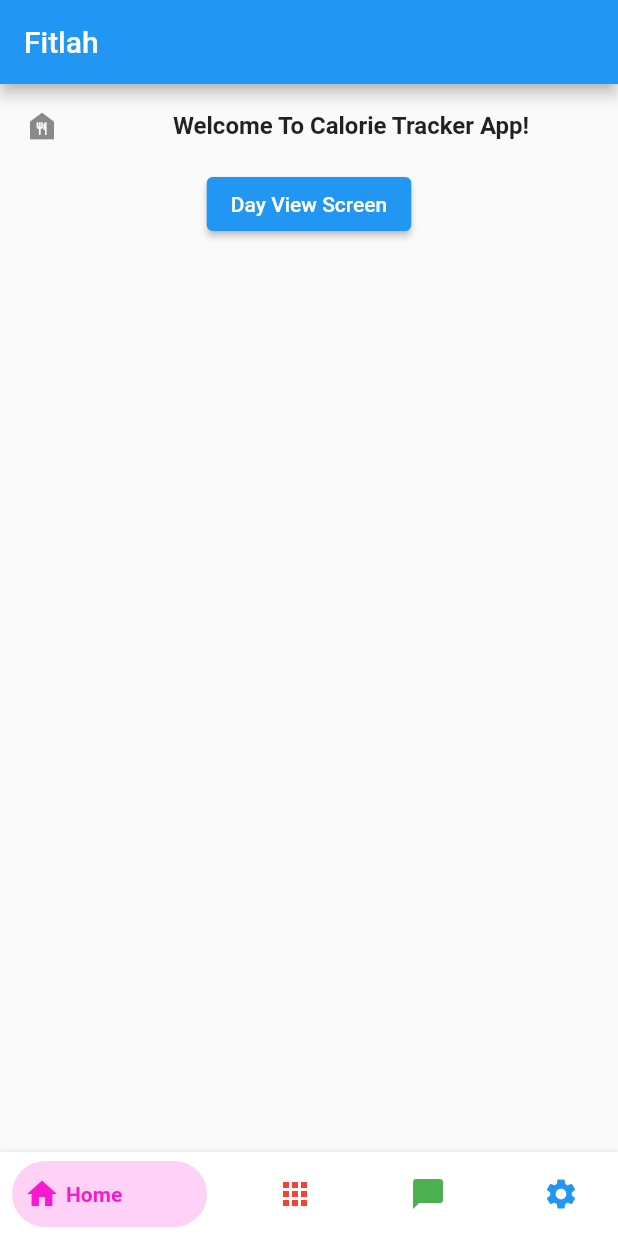
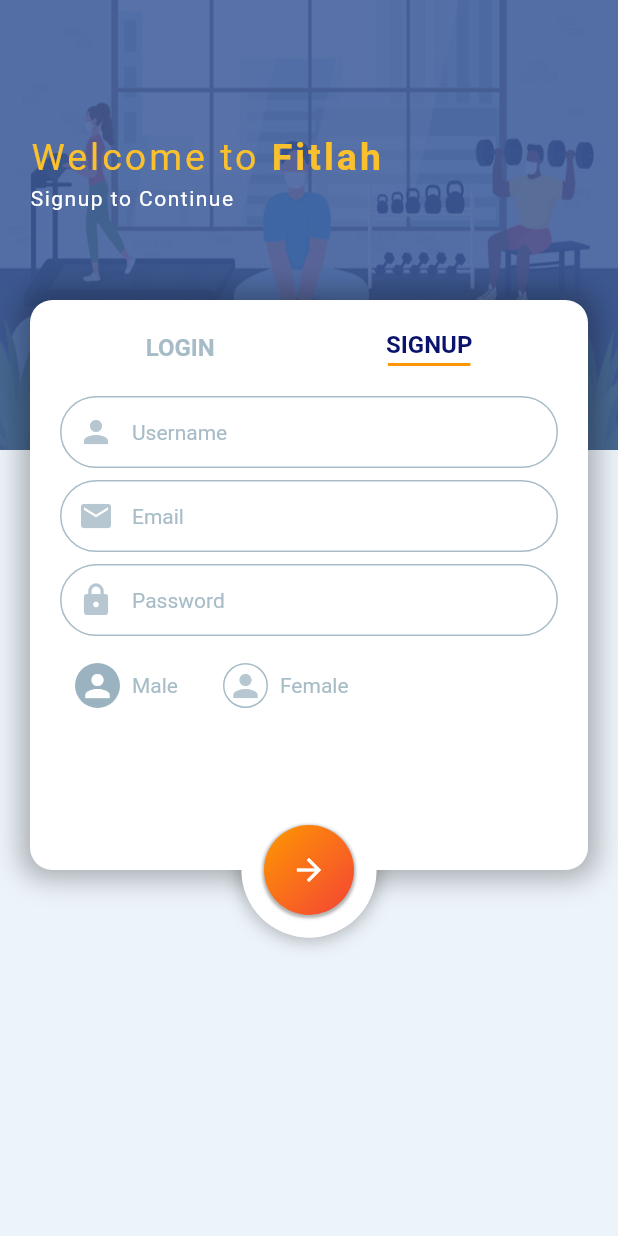
Before and after one commit to shantatei/fitlah, a Flutter app: the screen it shows after launch, on a phone screen of 412 x 824 dp. Run offline on Flutter 3.47's test engine with Material 2 defaults, Android fonts, the light colour scheme and no system bars; drawn by our look-alikes of bottom_navy_bar; our stand-ins replace cloud_firestore, firebase_auth, firebase_core, firebase_database, fl_chart; accounts and stored records are empty.

Commit message:
login/signup screen done

```diff
--- a/lib/main.dart
+++ b/lib/main.dart
@@ -1,6 +1,7 @@
 import 'package:bottom_navy_bar/bottom_navy_bar.dart';
 import 'package:firebase_core/firebase_core.dart';
 import 'package:fitlah/screens/home.dart';
+import 'package:fitlah/screens/login_signup.dart';
 import 'package:fitlah/screens/profile.dart';
 import 'package:flutter/material.dart';
 
@@ -46,58 +47,59 @@
   @override
   Widget build(BuildContext context) {
     return Scaffold(
-      appBar: AppBar(title: Text("Fitlah")),
-      body: SizedBox.expand(
-        child: PageView(
-          controller: _pageController,
-          onPageChanged: (index) {
-            setState(() => _currentIndex = index);
-          },
-          children: <Widget>[
-            Container(
-              child: Home(),
-            ),
-            Container(
-              color: Colors.red,
-            ),
-            Container(
-              color: Colors.green,
-            ),
-            Container(
-              child: Profile(),
-            ),
-          ],
-        ),
-      ),
-      bottomNavigationBar: BottomNavyBar(
-        selectedIndex: _currentIndex,
-        onItemSelected: (index) {
-          setState(() => _currentIndex = index);
-          _pageController.jumpToPage(index);
-        },
-        items: <BottomNavyBarItem>[
-          BottomNavyBarItem(
-            title: Text('Home'),
-            icon: Icon(Icons.home),
-            activeColor: Color.fromARGB(255, 250, 25, 209),
-          ),
-          BottomNavyBarItem(
-            title: Text('Item Two'),
-            icon: Icon(Icons.apps),
-            activeColor: Colors.red,
-          ),
-          BottomNavyBarItem(
-            title: Text('Item Three'),
-            icon: Icon(Icons.chat_bubble),
-            activeColor: Colors.green,
-          ),
-          BottomNavyBarItem(
-            title: Text('Profile'),
-            icon: Icon(Icons.settings),
-            activeColor: Colors.blue,
-          ),
-        ],
-      ),
+      // appBar: AppBar(title: Text("Fitlah")),
+      body: LoginSignupScreen(),
+      // body: SizedBox.expand(
+      //   child: PageView(
+      //     controller: _pageController,
+      //     onPageChanged: (index) {
+      //       setState(() => _currentIndex = index);
+      //     },
+      //     children: <Widget>[
+      //       Container(
+      //         child: Home(),
+      //       ),
+      //       Container(
+      //         child: LoginSignupScreen(),
+      //       ),
+      //       Container(
+      //         color: Colors.green,
+      //       ),
+      //       Container(
+      //         child: Profile(),
+      //       ),
+      //     ],
+      //   ),
+      // ),
+      // bottomNavigationBar: BottomNavyBar(
+      //   selectedIndex: _currentIndex,
+      //   onItemSelected: (index) {
+      //     setState(() => _currentIndex = index);
+      //     _pageController.jumpToPage(index);
+      //   },
+      //   items: <BottomNavyBarItem>[
+      //     BottomNavyBarItem(
+      //       title: Text('Home'),
+      //       icon: Icon(Icons.home),
+      //       activeColor: Color.fromARGB(255, 250, 25, 209),
+      //     ),
+      //     BottomNavyBarItem(
+      //       title: Text('Item Two'),
+      //       icon: Icon(Icons.apps),
+      //       activeColor: Colors.red,
+      //     ),
+      //     BottomNavyBarItem(
+      //       title: Text('Item Three'),
+      //       icon: Icon(Icons.chat_bubble),
+      //       activeColor: Colors.green,
+      //     ),
+      //     BottomNavyBarItem(
+      //       title: Text('Profile'),
+      //       icon: Icon(Icons.settings),
+      //       activeColor: Colors.blue,
+      //     ),
+      //   ],
+      // ),
     );
   }
 }
--- /dev/null
+++ b/lib/screens/login_signup.dart
@@ -0,0 +1,391 @@
+import 'package:fitlah/utils/theme_colors.dart';
+import 'package:flutter/material.dart';
+
+class LoginSignupScreen extends StatefulWidget {
+  @override
+  State<LoginSignupScreen> createState() => _LoginSignupScreenState();
+}
+
+class _LoginSignupScreenState extends State<LoginSignupScreen> {
+  var form = GlobalKey<FormState>();
+  bool isMale = true;
+  bool isSignupScreen = true;
+  bool isRememberMe = false;
+
+  checkFormValid() {
+    bool isValid = form.currentState!.validate();
+    if (isValid) {
+      form.currentState!.save();
+      return true;
+    }
+    return false;
+  }
+
+  @override
+  Widget build(BuildContext context) {
+    return Scaffold(
+      backgroundColor: Color(backgroundColor),
+      body: Stack(
+        children: [
+          Positioned(
+            top: 0,
+            right: 0,
+            left: 0,
+            child: Container(
+              height: 300,
+              decoration: BoxDecoration(
+                  image: DecorationImage(
+                      image: AssetImage("images/background.jpg"),
+                      fit: BoxFit.fill)),
+              child: Container(
+                padding: EdgeInsets.only(top: 90, left: 20),
+                color: Color(0xFF3b5999).withOpacity(.85),
+                child: Column(
+                  crossAxisAlignment: CrossAxisAlignment.start,
+                  children: [
+                    RichText(
+                      text: TextSpan(
+                          text: "Welcome to ",
+                          style: TextStyle(
+                            fontSize: 25,
+                            letterSpacing: 2,
+                            color: Colors.yellow[700],
+                          ),
+                          children: [
+                            TextSpan(
+                              text: "Fitlah",
+                              style: TextStyle(
+                                fontSize: 25,
+                                fontWeight: FontWeight.bold,
+                                color: Colors.yellow[700],
+                              ),
+                            )
+                          ]),
+                    ),
+                    SizedBox(
+                      height: 5,
+                    ),
+                    Text(
+                      isSignupScreen
+                          ? "Signup to Continue"
+                          : "Signin to Continue",
+                      style: TextStyle(
+                        letterSpacing: 1,
+                        color: Colors.white,
+                      ),
+                    )
+                  ],
+                ),
+              ),
+            ),
+          ),
+          //Trick to add the shadow for the submit button
+          buildBottomHalfContainer(true),
+          //Main Container for Login and Signup
+          AnimatedPositioned(
+              duration: Duration(milliseconds: 700),
+              curve: Curves.bounceInOut,
+              top: isSignupScreen ? 200 : 230,
+              child: AnimatedContainer(
+                duration: Duration(milliseconds: 700),
+                curve: Curves.bounceInOut,
+                height: isSignupScreen ? 380 : 290,
+                padding: EdgeInsets.all(20),
+                width: MediaQuery.of(context).size.width - 40,
+                margin: EdgeInsets.symmetric(horizontal: 20),
+                decoration: BoxDecoration(
+                    color: Colors.white,
+                    borderRadius: BorderRadius.circular(15),
+                    boxShadow: [
+                      BoxShadow(
+                          color: Colors.black.withOpacity(0.3),
+                          blurRadius: 15,
+                          spreadRadius: 5),
+                    ]),
+                child: SingleChildScrollView(
+                  child: Column(
+                    children: [
+                      Row(
+                        mainAxisAlignment: MainAxisAlignment.spaceAround,
+                        children: [
+                          GestureDetector(
+                            onTap: () {
+                              setState(() {
+                                isSignupScreen = false;
+                              });
+                            },
+                            child: Column(
+                              children: [
+                                Text(
+                                  "LOGIN",
+                                  style: TextStyle(
+                                      fontSize: 16,
+                                      fontWeight: FontWeight.bold,
+                                      color: isSignupScreen
+                                          ? Color(textColor1)
+                                          : Color(activeColor)),
+                                ),
+                                if (!isSignupScreen)
+                                  Container(
+                                    margin: EdgeInsets.only(top: 3),
+                                    height: 2,
+                                    width: 55,
+                                    color: Colors.orange,
+                                  )
+                              ],
+                            ),
+                          ),
+                          GestureDetector(
+                            onTap: () {
+                              setState(() {
+                                isSignupScreen = true;
+                              });
+                            },
+                            child: Column(
+                              children: [
+                                Text(
+                                  "SIGNUP",
+                                  style: TextStyle(
+                                      fontSize: 16,
+                                      fontWeight: FontWeight.bold,
+                                      color: isSignupScreen
+                                          ? Color(activeColor)
+                                          : Color(textColor1)),
+                                ),
+                                if (isSignupScreen)
+                                  Container(
+                                    margin: EdgeInsets.only(top: 3),
+                                    height: 2,
+                                    width: 55,
+                                    color: Colors.orange,
+                                  )
+                              ],
+                            ),
+                          )
+                        ],
+                      ),
+                      if (isSignupScreen) buildSignupSection(),
+                      if (!isSignupScreen) buildSigninSection()
+                    ],
+                  ),
+                ),
+              )),
+          //Trick to add the submit button
+          buildBottomHalfContainer(false),
+          //Add Social Buttons Below here (if thr's time)
+        ],
+      ),
+    );
+  }
+
+  Container buildSigninSection() {
+    return Container(
+      margin: EdgeInsets.only(top: 20),
+      child: Form(
+        key: form,
+        child: Column(
+          children: [
+            buildTextField(Icons.email, "example@gmail.com", false, true),
+            buildTextField(Icons.lock, "*********", true, false),
+            Align(
+              alignment: Alignment.centerRight,
+              child: TextButton(
+                  onPressed: () {},
+                  child: Text(
+                    "Forget Password",
+                    style: TextStyle(fontSize: 12, color: Color(textColor1)),
+                  )),
+            )
+          ],
+        ),
+      ),
+    );
+  }
+
+  Container buildSignupSection() {
+    return Container(
+      margin: EdgeInsets.only(top: 20),
+      child: Form(
+        key: form,
+        child: Column(children: [
+          buildTextField(Icons.person, "Username", false, false),
+          buildTextField(Icons.email, "Email", false, true),
+          buildTextField(Icons.lock, "Password", true, false),
+          Padding(
+            padding: const EdgeInsets.only(top: 10, left: 10),
+            child: Row(
+              children: [
+                GestureDetector(
+                  onTap: () {
+                    setState(() {
+                      isMale = true;
+                    });
+                  },
+                  child: Row(
+                    children: [
+                      Container(
+                        width: 30,
+                        height: 30,
+                        margin: EdgeInsets.only(right: 8),
+                        decoration: BoxDecoration(
+                          color:
+                              isMale ? Color(textColor2) : Colors.transparent,
+                          border: Border.all(
+                              width: 1,
+                              color: isMale
+                                  ? Colors.transparent
+                                  : Color(textColor1)),
+                          borderRadius: BorderRadius.circular(15),
+                        ),
+                        child: Icon(
+                          Icons.person,
+                          color: isMale ? Colors.white : Color(iconColor),
+                        ),
+                      ),
+                      Text(
+                        "Male",
+                        style: TextStyle(color: Color(textColor1)),
+                      )
+                    ],
+                  ),
+                ),
+                SizedBox(
+                  width: 30,
+                ),
+                GestureDetector(
+                  onTap: () {
+                    setState(() {
+                      isMale = false;
+                    });
+                  },
+                  child: Row(
+                    children: [
+                      Container(
+                        width: 30,
+                        height: 30,
+                        margin: EdgeInsets.only(right: 8),
+                        decoration: BoxDecoration(
+                          color:
+                              isMale ? Colors.transparent : Color(textColor2),
+                          border: Border.all(
+                              width: 1,
+                              color: isMale
+                                  ? Color(textColor1)
+                                  : Colors.transparent),
+                          borderRadius: BorderRadius.circular(15),
+                        ),
+                        child: Icon(
+                          Icons.person,
+                          color: isMale ? Color(iconColor) : Colors.white,
+                        ),
+                      ),
+                      Text(
+                        "Female",
+                        style: TextStyle(color: Color(textColor1)),
+                      )
+                    ],
+                  ),
+                )
+              ],
+            ),
+          ),
+          Container()
+        ]),
+      ),
+    );
+  }
+
+  Widget buildBottomHalfContainer(bool showShadow) {
+    return AnimatedPositioned(
+        duration: Duration(milliseconds: 700),
+        curve: Curves.bounceInOut,
+        top: isSignupScreen ? 535 : 470,
+        right: 0,
+        left: 0,
+        child: Center(
+          child: Container(
+            height: 90,
+            width: 90,
+            padding: EdgeInsets.all(15),
+            decoration: BoxDecoration(
+                color: Colors.white,
+                borderRadius: BorderRadius.circular(50),
+                boxShadow: [
+                  if (showShadow)
+                    BoxShadow(
+                      color: Colors.black.withOpacity(.3),
+                      spreadRadius: 1,
+                      blurRadius: 10,
+                    )
+                ]),
+            child: !showShadow
+                ? Container(
+                    decoration: BoxDecoration(
+                        gradient: LinearGradient(
+                          colors: [Colors.orange, Colors.red],
+                          begin: Alignment.topLeft,
+                          end: Alignment.bottomRight,
+                        ),
+                        borderRadius: BorderRadius.circular(30),
+                        boxShadow: [
+                          BoxShadow(
+                              color: Colors.black.withOpacity(.3),
+                              spreadRadius: 1,
+                              blurRadius: 1,
+                              offset: Offset(0, 1))
+                        ]),
+                    child: IconButton(
+                      onPressed: () {
+                        if (checkFormValid()) {
+                          ScaffoldMessenger.of(context).showSnackBar(SnackBar(
+                            content: Text('Validated Successfully'),
+                          ));
+                        }
+                      },
+                      icon: const Icon(Icons.arrow_forward),
+                      color: Colors.white,
+                    ),
+                  )
+                : Center(),
+          ),
+        ));
+  }
+
+  Widget buildTextField(
+      IconData icon, String hintText, bool isPassword, bool isEmail) {
+    return Padding(
+      padding: const EdgeInsets.only(bottom: 8.0),
+      child: TextFormField(
+        obscureText: isPassword,
+        keyboardType: isEmail ? TextInputType.emailAddress : TextInputType.text,
+        decoration: InputDecoration(
+          prefixIcon: Icon(
+            icon,
+            color: Color(iconColor),
+          ),
+          enabledBorder: OutlineInputBorder(
+            borderSide: BorderSide(color: Color(textColor1)),
+            borderRadius: BorderRadius.all(Radius.circular(35.0)),
+          ),
+          focusedBorder: OutlineInputBorder(
+            borderSide: BorderSide(color: Color(textColor1)),
+            borderRadius: BorderRadius.all(Radius.circular(35.0)),
+          ),
+          contentPadding: EdgeInsets.all(10),
+          hintText: hintText,
+          hintStyle: TextStyle(fontSize: 14, color: Color(textColor1)),
+          errorStyle: TextStyle(color: Colors.red),
+          errorBorder: OutlineInputBorder(
+              borderSide: BorderSide(color: Colors.red),
+              borderRadius: BorderRadius.all(Radius.circular(35.0))),
+        ),
+        validator: (value) {
+          if (value == null || value.isEmpty) {
+            return "Please enter a key ";
+          }
+          return null;
+        },
+      ),
+    );
+  }
+}
--- /dev/null
+++ b/lib/services/auth_service.dart
@@ -0,0 +1,21 @@
+import 'package:firebase_auth/firebase_auth.dart';
+
+class AuthService {
+  Future<UserCredential> register(email, password) {
+    return FirebaseAuth.instance
+        .createUserWithEmailAndPassword(email: email, password: password);
+  }
+
+  Future<UserCredential> login(email, password) {
+    return FirebaseAuth.instance
+        .signInWithEmailAndPassword(email: email, password: password);
+  }
+
+  Stream<User?> getAuthUser() {
+    return FirebaseAuth.instance.authStateChanges();
+  }
+
+  logOut() {
+    return FirebaseAuth.instance.signOut();
+  }
+}
--- a/lib/utils/theme_colors.dart
+++ b/lib/utils/theme_colors.dart
@@ -1,3 +1,8 @@
 const CARBS_COLOR = 0xffD83027;
 const PROTEIN_COLOR = 0x9027D830;
 const FAT_COLOR = 0xFF0D47A1;
+const iconColor = 0xFFB6C7D1;
+const activeColor = 0xFF09126C;
+const textColor1 = 0XFFA7BCC7;
+const textColor2 = 0XFF9BB3C0;
+const backgroundColor = 0xFFECF3F9;
--- a/pubspec.yaml
+++ b/pubspec.yaml
@@ -39,6 +39,7 @@
   firebase_database: ^9.0.6
   firebase_storage: ^8.0.0
   cloud_firestore: ^3.1.10
+  firebase_auth: ^3.3.10
   flutter_spinkit: ^5.1.0
   bottom_navy_bar: ^6.0.0
   after_layout: ^1.1.0
@@ -83,9 +84,8 @@
   uses-material-design: true
 
   # To add assets to your application, add an assets section, like this:
-  # assets:
-  #   - images/a_dot_burr.jpeg
-  #   - images/a_dot_ham.jpeg
+  assets:
+    - images/
 
   # An image asset can refer to one or more resolution-specific "variants", see
   # https://flutter.dev/assets-and-images/#resolution-aware.
```
Also changed, not shown: images/background.jpg (added), images/background.png (added), pubspec.lock.
